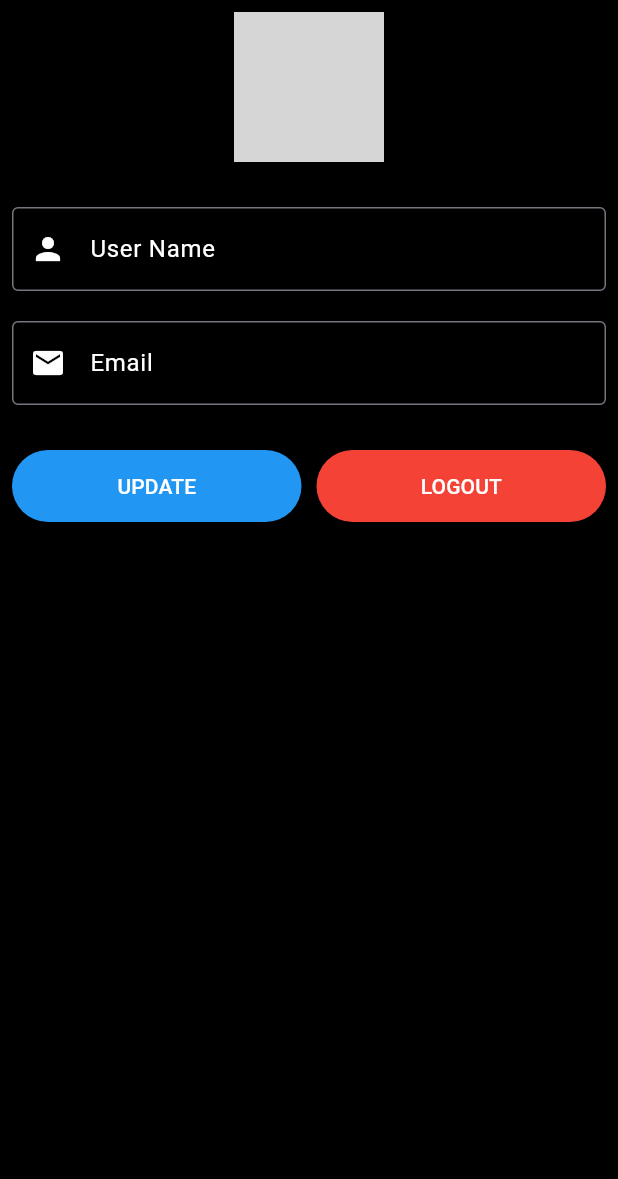
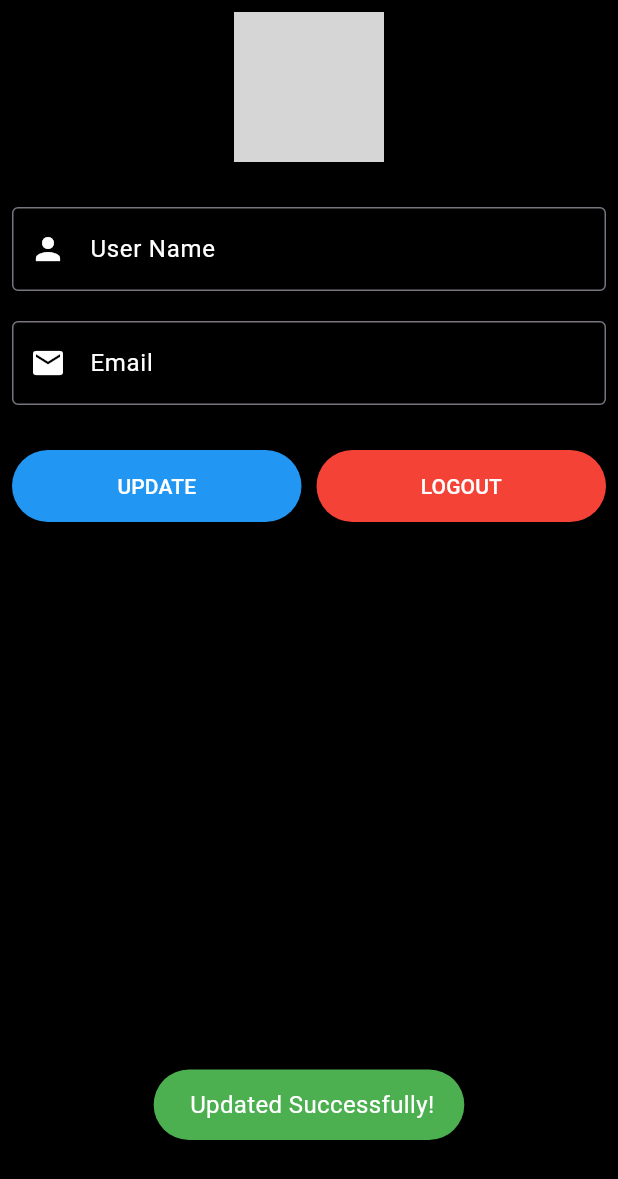
Before and after one commit to MahmoudTareek/InternIntelligence_MovieApplication., a Flutter app: the ProfileScreen screen opened directly, after a tap on "UPDATE", on a phone screen of 412 x 824 dp. Shown: the top 1179 px of the screen. Run offline on Flutter 3.47's test engine with Material 3 defaults, Android fonts, the phone set to English and light mode, and no system bars; our stand-ins replace cloud_firestore, firebase_auth, firebase_core, firebase_storage, flutter_bloc, fluttertoast; accounts and stored records are empty; network calls fail; grey boxes are pictures that could not be loaded.

Commit message:
last commit

```diff
--- a/lib/cubit/cubit.dart
+++ b/lib/cubit/cubit.dart
@@ -1,10 +1,17 @@
 import 'package:flutter/material.dart';
 import 'package:movies_application/cubit/states.dart';
 import 'package:flutter_bloc/flutter_bloc.dart';
+import 'package:movies_application/models/user_model.dart';
 import 'package:movies_application/modules/favorites_screen.dart';
+import 'package:movies_application/modules/home_screen.dart';
+import 'package:movies_application/modules/login_screen.dart';
 import 'package:movies_application/modules/movies_screen.dart';
 import 'package:movies_application/modules/profile_screen.dart';
 import 'package:movies_application/shared/components.dart';
+import 'package:cloud_firestore/cloud_firestore.dart';
+import 'package:fluttertoast/fluttertoast.dart';
+import 'package:firebase_auth/firebase_auth.dart';
+import 'package:firebase_storage/firebase_storage.dart' as firebase_storage;
 
 class MoviesCubit extends Cubit<MoviesState> {
   MoviesCubit() : super(MoviesInitialState());
@@ -57,4 +64,109 @@ class MoviesCubit extends Cubit<MoviesState> {
         isPassword ? Icons.visibility_outlined : Icons.visibility_off_outlined;
     emit(MoviesChangePasswordVisibilityState());
   }
+
+  String? userID;
+
+  void userLogin({
+    required String email,
+    required String password,
+    required BuildContext context,
+  }) {
+    emit(MoviesLoginSucessState());
+    FirebaseAuth.instance
+        .signInWithEmailAndPassword(email: email, password: password)
+        .then((value) {
+          emit(MoviesLoginLoadingState());
+          userID = value.user!.uid;
+          print('User ID: $userID');
+          getUerData(userID, context);
+        })
+        .catchError((error) {
+          emit(MoviesLoginErrorState(error.toString()));
+          Fluttertoast.showToast(
+            msg: "Login Failed, Try Again",
+            toastLength: Toast.LENGTH_SHORT,
+            gravity: ToastGravity.BOTTOM,
+            timeInSecForIosWeb: 1,
+            backgroundColor: Colors.red,
+            textColor: Colors.white,
+            fontSize: 16.0,
+          );
+        });
+  }
+
+  void userSignout({required context}) async {
+    emit(MoviesLogoutLoadingState());
+    await FirebaseAuth.instance
+        .signOut()
+        .then((value) {
+          emit(MoviesLogoutSucessState());
+          Navigator.of(context).pushReplacement(
+            MaterialPageRoute(builder: (context) => LoginScreen()),
+          );
+          userID = null;
+          currentIndex = 0;
+        })
+        .catchError((error) {
+          emit(MoviesLogoutErrorState(error.toString()));
+        });
+  }
+
+  String? userName;
+  UserModel? user;
+
+  void getUerData(id, context) {
+    emit(MoviesUserDataLoadingState());
+    FirebaseFirestore.instance
+        .collection('users')
+        .doc(id)
+        .get()
+        .then((value) {
+          user = UserModel.fromJson(value.data()!);
+          print(user!.username.toString());
+          emit(MoviesUserDataSucessState());
+          Navigator.pushReplacement(
+            context,
+            MaterialPageRoute(builder: (context) => HomeScreen()),
+          );
+        })
+        .catchError((error) {
+          debugPrint(error.toString());
+
+          emit(MoviesUserDataErrorState(error.toString()));
+        });
+  }
+
+  void updateUserData({required id, required username, required email}) {
+    user = UserModel(id: id, username: username, email: email);
+    emit(MoviesUserUpdateDataLoadingState());
+    FirebaseFirestore.instance
+        .collection('users')
+        .doc(id)
+        .update(user!.toJson())
+        .then((value) {
+          emit(MoviesUserUpdateDataSucessState());
+          Fluttertoast.showToast(
+            msg: "$username Updated Successfully!",
+            toastLength: Toast.LENGTH_SHORT,
+            gravity: ToastGravity.BOTTOM,
+            timeInSecForIosWeb: 1,
+            backgroundColor: Colors.green,
+            textColor: Colors.white,
+            fontSize: 16.0,
+          );
+        })
+        .catchError((error) {
+          emit(MoviesUserUpdateDataErrorState(error));
+          Fluttertoast.showToast(
+            msg: "$username Not Updated, Try Again",
+            toastLength: Toast.LENGTH_SHORT,
+            gravity: ToastGravity.BOTTOM,
+            timeInSecForIosWeb: 1,
+            backgroundColor: Colors.red,
+            textColor: Colors.white,
+            fontSize: 16.0,
+          );
+        });
+  }
 }
--- a/lib/cubit/states.dart
+++ b/lib/cubit/states.dart
@@ -27,3 +27,23 @@ class MoviesLogoutErrorState extends MoviesState {
 
   MoviesLogoutErrorState(this.error);
 }
+
+class MoviesUserDataSucessState extends MoviesState {}
+
+class MoviesUserDataLoadingState extends MoviesState {}
+
+class MoviesUserDataErrorState extends MoviesState {
+  final String error;
+
+  MoviesUserDataErrorState(this.error);
+}
+
+class MoviesUserUpdateDataSucessState extends MoviesState {}
+
+class MoviesUserUpdateDataLoadingState extends MoviesState {}
+
+class MoviesUserUpdateDataErrorState extends MoviesState {
+  final String error;
+
+  MoviesUserUpdateDataErrorState(this.error);
+}
--- a/lib/main.dart
+++ b/lib/main.dart
@@ -3,8 +3,12 @@ import 'package:flutter_bloc/flutter_bloc.dart';
 import 'package:movies_application/cubit/cubit.dart';
 import 'package:movies_application/modules/home_Screen.dart';
 import 'package:movies_application/modules/login_screen.dart';
+import 'package:movies_application/firebase_options.dart';
+import 'package:firebase_core/firebase_core.dart';
 
-void main() {
+void main() async {
+  WidgetsFlutterBinding.ensureInitialized();
+  await Firebase.initializeApp(options: DefaultFirebaseOptions.currentPlatform);
   runApp(const MyApp());
 }
 
--- /dev/null
+++ b/lib/models/user_model.dart
@@ -0,0 +1,25 @@
+class UserModel {
+  late final String id;
+  late final String username;
+  late final String email;
+
+  UserModel({required this.id, required this.username, required this.email});
+
+  UserModel.fromJson(Map<String, dynamic> json) {
+    id = json['id'] ?? '';
+    username = json['username'] ?? '';
+    email = json['email'] ?? '';
+  }
+
+  Map<String, dynamic> toJson() {
+    return {'id': id, 'username': username, 'email': email};
+  }
+
+  factory UserModel.fromMap(Map<String, dynamic> map) {
+    return UserModel(
+      username: map['username'].toString(),
+      email: map['email'].toString(),
+      id: map['id'].toString(),
+    );
+  }
+}
--- a/lib/modules/profile_screen.dart
+++ b/lib/modules/profile_screen.dart
@@ -10,8 +10,16 @@ class ProfileScreen extends StatelessWidget {
 
   @override
   Widget build(BuildContext context) {
-    final TextEditingController userNameController = TextEditingController();
-    final TextEditingController emailController = TextEditingController();
+    return BlocConsumer<MoviesCubit, MoviesState>(
+      listener: (context, state) {},
+      builder: (context, state) {
+        var cubit = MoviesCubit.get(context);
+        TextEditingController userNameController = TextEditingController(
+          text: cubit.user?.username.toString(),
+        );
+        TextEditingController emailController = TextEditingController(
+          text: cubit.user?.email.toString(),
+        );
         return Scaffold(
           backgroundColor: Colors.black,
           body: Padding(
@@ -50,7 +58,9 @@ class ProfileScreen extends StatelessWidget {
                     validate: (value) {
                       if (value.isEmpty) {
                         return 'Please enter your email';
-                  } else if (!RegExp(r'^[^@]+@[^@]+\.[^@]+').hasMatch(value)) {
+                      } else if (!RegExp(
+                        r'^[^@]+@[^@]+\.[^@]+',
+                      ).hasMatch(value)) {
                         return 'Please enter a valid email address';
                       }
                       return null;
@@ -64,7 +74,11 @@ class ProfileScreen extends StatelessWidget {
                       Expanded(
                         child: defaultButton(
                           function: () {
-                        // MoviesCubit.get(context).logout();
+                            MoviesCubit.get(context).updateUserData(
+                              id: cubit.userID.toString(),
+                              username: userNameController.text,
+                              email: emailController.text,
+                            );
                           },
                           text: 'update',
                           background: Colors.blue,
@@ -75,17 +89,9 @@ class ProfileScreen extends StatelessWidget {
                       Expanded(
                         child: defaultButton(
                           function: () {
-                        // MoviesCubit.get(context).logout();
-                        Navigator.pushReplacement(
+                            MoviesCubit.get(
                               context,
-                          MaterialPageRoute(
-                            builder:
-                                (context) => BlocProvider(
-                                  create: (context) => MoviesCubit(),
-                                  child: LoginScreen(),
-                                ),
-                          ),
-                        );
+                            ).userSignout(context: context);
                           },
                           text: 'Logout',
                           background: Colors.red,
@@ -99,5 +105,7 @@ class ProfileScreen extends StatelessWidget {
             ),
           ),
         );
+      },
+    );
   }
 }
```
Also changed, not shown: lib/modules/login_screen.dart (+11 -11 lines), firebase.json (added), lib/firebase_options.dart (added), 3 other files. Lines whose indentation alone changed are shown as unchanged.
